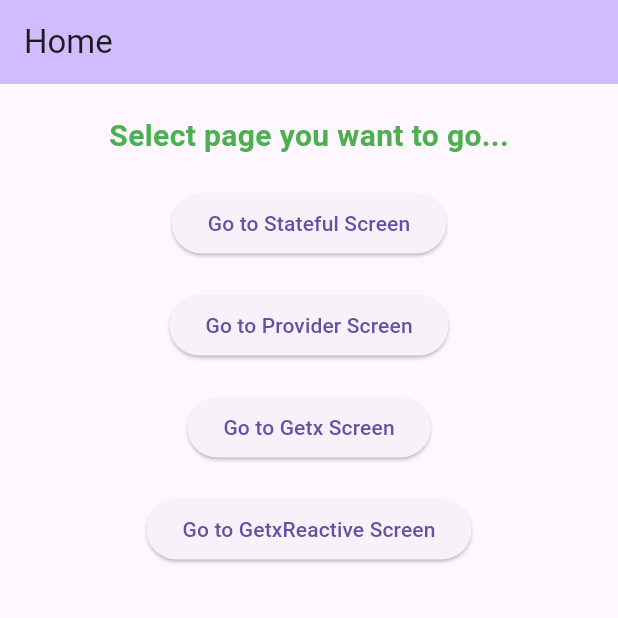
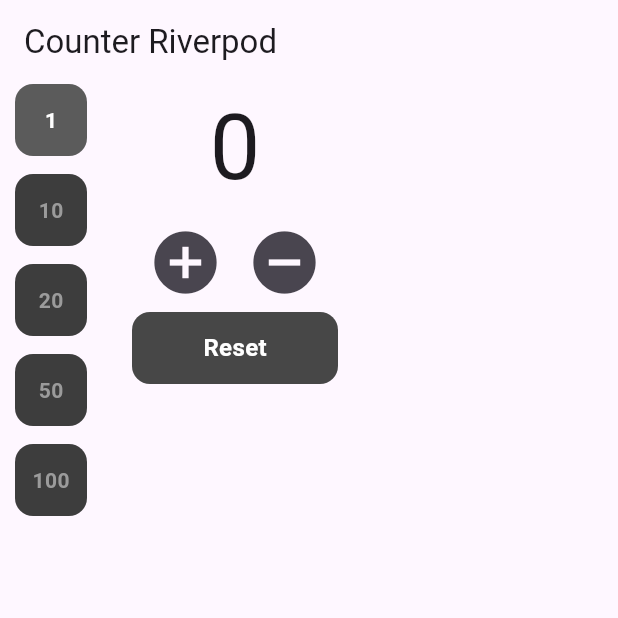
Before and after one commit to louiey-dev/flutter_state_management, a Flutter app: the screen it shows after launch, on a phone screen of 412 x 824 dp, the top half of it. Run offline on Flutter 3.47's test engine with Material 3 defaults, Android fonts, the phone set to English and light mode, and no system bars; our stand-ins replace flutter_riverpod, get, go_router, logger.

Commit message:
riverpod 작업 진행 중...잘 안됨

```diff
--- /dev/null
+++ b/lib/counter/riverpod/counter_riverpod.dart
@@ -0,0 +1,39 @@
+import 'package:flutter_riverpod/flutter_riverpod.dart';
+import 'package:flutter_state_management/main.dart';
+
+class CounterRiverpod extends StateNotifier<int> {
+  // CounterRiverpod() : super(0);
+
+  CounterRiverpod(super.state);
+
+  int _count = 0;
+  int get count => _count;
+
+  int _selectCount = 1;
+  int get selectCount => _selectCount;
+
+  void onSelect(int num) {
+    _selectCount = num;
+
+    logger.d('[Riverpod] Select selectCount : $_selectCount, count : $_count');
+  }
+
+  void onIncrement() {
+    _count = _count + _selectCount;
+
+    logger
+        .d('[Riverpod] Increment selectCount : $_selectCount, count : $_count');
+  }
+
+  void onDecrement() {
+    _count = _count - _selectCount;
+    logger
+        .d('[Riverpod] Decrement selectCount : $_selectCount, count : $_count');
+  }
+
+  void onReset() {
+    _count = 0;
+    _selectCount = 1;
+    logger.d('[Riverpod] Reset selectCount : $_selectCount, count : $_count');
+  }
+}
--- /dev/null
+++ b/lib/counter/riverpod/counter_screen_riverpod.dart
@@ -0,0 +1,61 @@
+import 'package:flutter/material.dart';
+import 'package:flutter_riverpod/flutter_riverpod.dart';
+import 'package:flutter_state_management/counter/counter_screen_ui.dart';
+import 'package:flutter_state_management/counter/riverpod/counter_riverpod.dart';
+
+final counterStateNotifierProvider =
+    StateNotifierProvider<CounterRiverpod, int>((ref) {
+  return CounterRiverpod(0);
+});
+
+var countProvider = StateProvider<int>((ref) {
+  return 0;
+});
+
+final selectCountProvider = StateProvider<int>((ref) {
+  return 1;
+});
+
+class CounterScreenRiverpod extends ConsumerWidget {
+  const CounterScreenRiverpod({super.key});
+
+  @override
+  Widget build(BuildContext context, WidgetRef ref) {
+    final counterRead = ref.read(counterStateNotifierProvider.notifier);
+    final counterState = ref.watch(counterStateNotifierProvider);
+
+    final count = ref.read(countProvider);
+    final selectCount = ref.read(selectCountProvider);
+
+    CounterRiverpod noti = ref.watch(counterStateNotifierProvider.notifier);
+
+    return Scaffold(
+      appBar: AppBar(
+        backgroundColor: Theme.of(context).colorScheme.background,
+        title: const Text('Counter Riverpod'),
+      ),
+      body: countScreenUI(
+        context: context,
+        count: count,
+        selectCount: selectCount,
+        onIncrement: () {
+          ref
+              .read(countProvider.notifier)
+              .update((state) => state + selectCount);
+        },
+        onSelect: (value) {
+          ref.read(countProvider.notifier).update((state) => state = value);
+        }, //noti.onSelect,
+        onDecrement: () {
+          ref
+              .read(countProvider.notifier)
+              .update((state) => state - selectCount);
+        }, //noti.onDecrement,
+        onReset: () {
+          ref.read(countProvider.notifier).update((state) => state = 0);
+          ref.read(selectCountProvider.notifier).update((state) => state = 1);
+        }, //noti.onReset,
+      ),
+    );
+  }
+}
--- a/lib/main.dart
+++ b/lib/main.dart
@@ -1,4 +1,6 @@
 import 'package:flutter/material.dart';
+import 'package:flutter_riverpod/flutter_riverpod.dart';
+import 'package:flutter_state_management/counter/riverpod/counter_screen_riverpod.dart';
 import 'package:flutter_state_management/router.dart';
 import 'package:go_router/go_router.dart';
 import 'package:logger/logger.dart';
@@ -25,10 +27,19 @@ class MyApp extends StatelessWidget {
   //   );
   // }
 
+  // @override
+  // Widget build(BuildContext context) {
+  //   return MaterialApp.router(
+  //     routerConfig: router,
+  //   );
+  // }
+
   @override
   Widget build(BuildContext context) {
-    return MaterialApp.router(
-      routerConfig: router,
+    return const MaterialApp(
+      home: ProviderScope(
+        child: CounterScreenRiverpod(),
+      ),
     );
   }
 }
@@ -98,6 +109,15 @@ class _MyHomePageState extends State<MyHomePage> {
               },
               child: const Text("Go to GetxReactive Screen"),
             ),
+            const SizedBox(height: 20),
+            ElevatedButton(
+              onPressed: () {
+                // context.goNamed("getx_reactive");
+                // context.go('/counter/getx_reactive');
+                context.push('/counter/riverpod');
+              },
+              child: const Text("Go to Riverpod Screen"),
+            ),
           ],
         ),
       ),
--- a/lib/router.dart
+++ b/lib/router.dart
@@ -1,6 +1,7 @@
 import 'package:flutter_state_management/counter/GetX/counter_screen_getx..dart';
 import 'package:flutter_state_management/counter/GetX/counter_screen_getx_reactive.dart';
 import 'package:flutter_state_management/counter/provider/counter_screen_provider.dart';
+import 'package:flutter_state_management/counter/riverpod/counter_screen_riverpod.dart';
 import 'package:flutter_state_management/counter/stateful/counter_screen_stateful.dart';
 import 'package:flutter_state_management/main.dart';
 import 'package:go_router/go_router.dart';
@@ -24,6 +25,10 @@ final router = GoRouter(
         name: 'getx_reactive',
         builder: (context, state) => CounterScreenGetxReactive()),
     GoRoute(
+        path: '/counter/riverpod',
+        name: 'riverpod',
+        builder: (context, state) => const CounterScreenRiverpod()),
+    GoRoute(
         path: '/',
         name: 'home',
         builder: (context, state) => const MyHomePage(title: 'Home')),
--- a/pubspec.yaml
+++ b/pubspec.yaml
@@ -49,6 +49,10 @@ dependencies:
   equatable: ^2.0.5
   desktop_window: ^0.4.0
   go_router: ^13.2.0
+  riverpod_annotation: ^2.3.5
+  riverpod_generator: ^2.4.0
+  riverpod_lint: ^2.3.10
+  hooks_riverpod: ^2.5.1
 
 dev_dependencies:
   flutter_test:
@@ -59,7 +63,7 @@ dev_dependencies:
   # activated in the `analysis_options.yaml` file located at the root of your
   # package. See that file for information about deactivating specific lint
   # rules and activating additional ones.
-  flutter_lints: ^2.0.0
+  flutter_lints: ^3.0.1
 
 # For information on the generic Dart part of this file, see the
 # following page: https://dart.dev/tools/pub/pubspec
```
Also changed, not shown: pubspec.lock.
